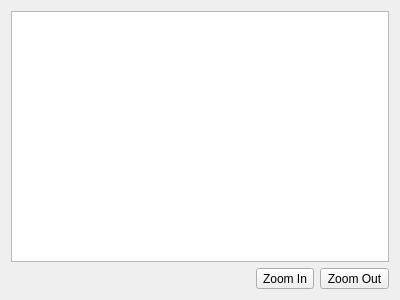
eisnerd/rockbox, file utils/themeeditor/gui/skinviewer.ui: the form before one commit.
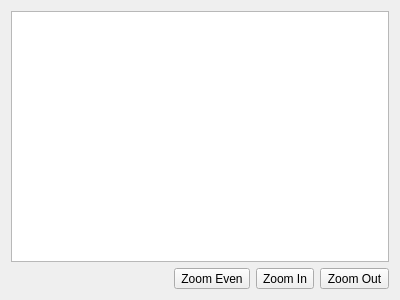
The form after the commit. Icons and pictures are not drawn.

Commit message: Theme Editor: Added a reset zoom button, made icons for all the zoom buttons

The edit to the form file:
```diff
--- a/utils/themeeditor/gui/skinviewer.ui
+++ b/utils/themeeditor/gui/skinviewer.ui
@@ -32,6 +32,23 @@
        </property>
       </spacer>
      </item>
+     <item>
+      <widget class="QToolButton" name="zoomEvenButton">
+       <property name="text">
+        <string>Zoom Even</string>
+       </property>
+       <property name="icon">
+        <iconset resource="../resources.qrc">
+         <normaloff>:/resources/resources/zoomeven.png</normaloff>:/resources/resources/zoomeven.png</iconset>
+       </property>
+       <property name="iconSize">
+        <size>
+         <width>24</width>
+         <height>24</height>
+        </size>
+       </property>
+      </widget>
+     </item>
      <item>
       <widget class="QToolButton" name="zoomInButton">
        <property name="text">
```
Left out of the diff: 24 changed lines with no effect on the pictures. The commit also changes 8 other files.
